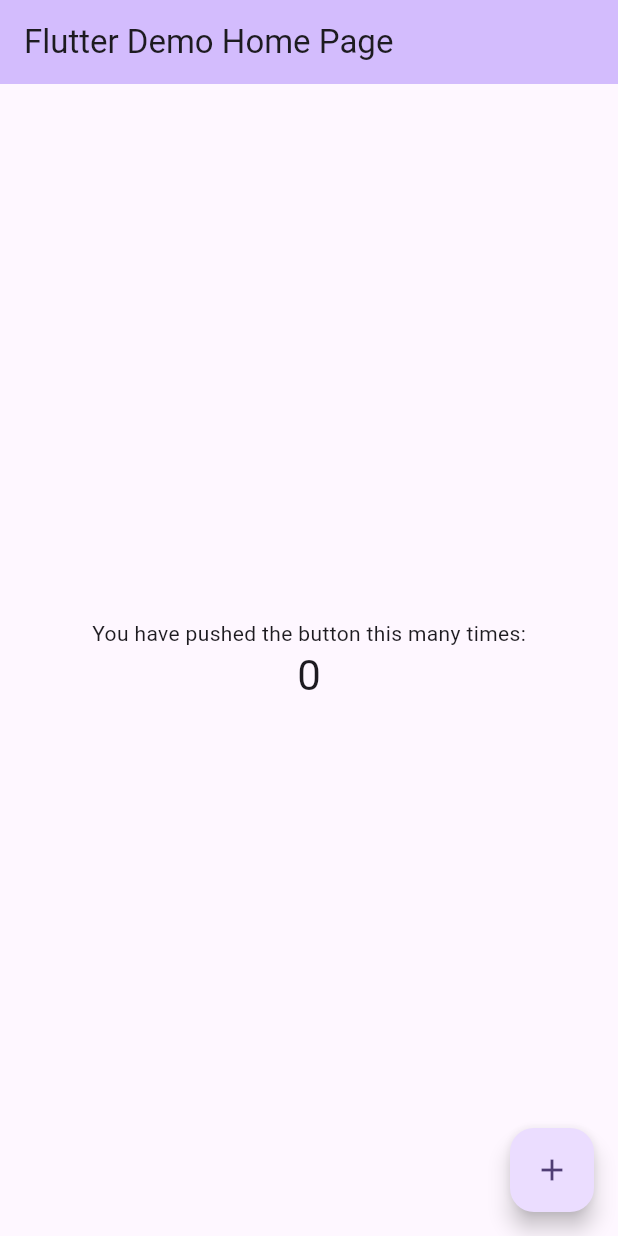
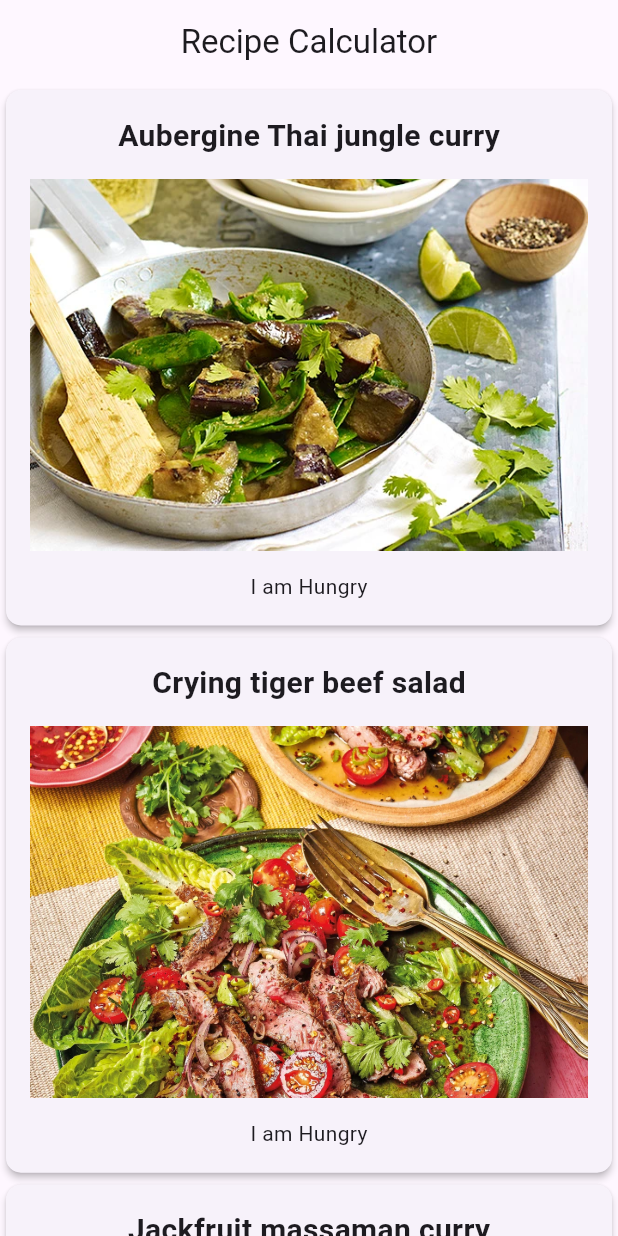
Before and after one commit to ssminicoper-max/recipe, a Flutter app: the screen it shows after launch, on a phone screen of 412 x 824 dp. Run offline on Flutter 3.47's test engine with Material 3 defaults, Android fonts, the phone set to English and light mode, and no system bars; Roboto replaces fonts that are missing (Palatino).

Commit message:
Update listview

```diff
--- /dev/null
+++ b/lib/Model/recipe.dart
@@ -0,0 +1,15 @@
+class Recipe {
+  String imgLabel;
+  String imgUrl;
+  String description;
+
+  Recipe(this.imgLabel, this.imgUrl, this.description);
+
+  static List<Recipe> samples = [
+    Recipe('Aubergine Thai jungle curry', 'assets/images/aubergine.jpg','This aubergine Thai jungle curry is low-calorie and ready in just 20 minutes, making a great, satisfying option for midweek.'),
+    Recipe('Crying tiger beef salad', 'assets/images/crying_tiger.jpg', 'Enjoy the bold, spicy and tangy flavours of crying tiger beef salad, a Thai special-occasion dish. Tender grilled sirloin sits on crisp lettuce, dressed with a zesty lime and chilli sauce.'),
+    Recipe('Jackfruit massaman curry', 'assets/images/jackfruit.jpg', 'A tin of jackfruit (which you can pick up at almost any supermarket) is the magic ingredient in this vegan massaman curry, served with salted peanuts.'),
+    Recipe('Larb muang (Thai chopped pork salad)', 'assets/images/larb.jpg', 'Experience bold Thai flavours with Larb Muang, a vibrant chopped pork salad bursting with garlic, crispy shallots and spiced chillies. Perfect for sharing, this easy dish is served hot with sticky rice or lettuce cups.'),
+    Recipe('Pad Thai', 'assets/images/pad_thai.jpg', 'Put juicy king prawns to work in our version of this classic Thai dish, full of vibrant flavours and ready in half an hour.'),
+  ];
+}
--- a/lib/main.dart
+++ b/lib/main.dart
@@ -1,37 +1,24 @@
 import 'package:flutter/material.dart';
+import 'package:recipe/Model/recipe.dart';
+import 'recipe detail.dart';
 
 void main() {
-  runApp(const RecipeApp());
+  runApp(const RecipesApp());
 }
 
-class RecipeApp extends StatelessWidget {
-  const RecipeApp({super.key});
+class RecipesApp extends StatelessWidget {
+  const RecipesApp({super.key});
 
   // This widget is the root of your application.
   @override
   Widget build(BuildContext context) {
     return MaterialApp(
-      title: 'Flutter Demo',
       theme: ThemeData(
-        // This is the theme of your application.
-        //
-        // TRY THIS: Try running your application with "flutter run". You'll see
-        // the application has a purple toolbar. Then, without quitting the app,
-        // try changing the seedColor in the colorScheme below to Colors.green
-        // and then invoke "hot reload" (save your changes or press the "hot
-        // reload" button in a Flutter-supported IDE, or press "r" if you used
-        // the command line to start the app).
-        //
-        // Notice that the counter didn't reset back to zero; the application
-        // state is not lost during the reload. To reset the state, use hot
-        // restart instead.
-        //
-        // This works for code too, not just values: Most code changes can be
-        // tested with just a hot reload.
-        colorScheme: ColorScheme.fromSeed(seedColor: Colors.deepPurple),
-        useMaterial3: true,
+        appBarTheme: const AppBarTheme(
+          centerTitle: true,
+        ),
       ),
-      home: const MyHomePage(title: 'Flutter Demo Home Page'),
+      home: const MyHomePage(title: 'Recipe Calculator'),
     );
   }
 }
@@ -57,69 +44,58 @@ class MyHomePage extends StatefulWidget {
 class _MyHomePageState extends State<MyHomePage> {
   int _counter = 0;
 
-  void _incrementCounter() {
-    setState(() {
-      // This call to setState tells the Flutter framework that something has
-      // changed in this State, which causes it to rerun the build method below
-      // so that the display can reflect the updated values. If we changed
-      // _counter without calling setState(), then the build method would not be
-      // called again, and so nothing would appear to happen.
-      _counter++;
-    });
+  @override
+  Widget build(BuildContext context) {
+    return Scaffold(
+      appBar: AppBar(title: Text(widget.title)),
+      body: SafeArea(
+          child: Container(
+        child: ListView.builder(
+          itemBuilder: (BuildContext context, int index) {
+            return GestureDetector(
+              onTap: () {
+                print('You tapped on ${Recipe.samples[index].imgLabel}');
+                Navigator.push(
+                  context,
+                  MaterialPageRoute(builder: (context) {
+                    return RecipeDetail(recipe: Recipe.samples[index],);
+                  }),
+                );
+              },
+              child: buildRecipeCard(Recipe.samples[index]),
+            );
+          },
+          itemCount: Recipe.samples.length,
+        ),
+      )),
+    );
   }
 
-  @override
-  Widget build(BuildContext context) {
-    // This method is rerun every time setState is called, for instance as done
-    // by the _incrementCounter method above.
-    //
-    // The Flutter framework has been optimized to make rerunning build methods
-    // fast, so that you can just rebuild anything that needs updating rather
-    // than having to individually change instances of widgets.
-    return Scaffold(
-      appBar: AppBar(
-        // TRY THIS: Try changing the color here to a specific color (to
-        // Colors.amber, perhaps?) and trigger a hot reload to see the AppBar
-        // change color while the other colors stay the same.
-        backgroundColor: Theme.of(context).colorScheme.inversePrimary,
-        // Here we take the value from the MyHomePage object that was created by
-        // the App.build method, and use it to set our appbar title.
-        title: Text(widget.title),
+  Widget buildRecipeCard(Recipe recipe) {
+    return Card(
+      elevation: 2.0,
+      shape: RoundedRectangleBorder(
+        borderRadius: BorderRadius.circular(10.0),
       ),
-      body: Center(
-        // Center is a layout widget. It takes a single child and positions it
-        // in the middle of the parent.
+      child: Padding(
+        padding: const EdgeInsets.all(16.0),
         child: Column(
-          // Column is also a layout widget. It takes a list of children and
-          // arranges them vertically. By default, it sizes itself to fit its
-          // children horizontally, and tries to be as tall as its parent.
-          //
-          // Column has various properties to control how it sizes itself and
-          // how it positions its children. Here we use mainAxisAlignment to
-          // center the children vertically; the main axis here is the vertical
-          // axis because Columns are vertical (the cross axis would be
-          // horizontal).
-          //
-          // TRY THIS: Invoke "debug painting" (choose the "Toggle Debug Paint"
-          // action in the IDE, or press "p" in the console), to see the
-          // wireframe for each widget.
-          mainAxisAlignment: MainAxisAlignment.center,
           children: <Widget>[
-            const Text(
-              'You have pushed the button this many times:',
+            Text(
+              recipe.imgLabel,
+              style: const TextStyle(
+                fontSize: 20,
+                fontWeight: FontWeight.bold,
+                fontFamily: 'Palatino',
+              ),
             ),
-            Text(
-              '$_counter',
-              style: Theme.of(context).textTheme.headlineMedium,
-            ),
+            const SizedBox(height: 14.0),
+            Image(image: AssetImage(recipe.imgUrl)),
+            const SizedBox(height: 14.0),
+            Text('I am Hungry')
           ],
         ),
       ),
-      floatingActionButton: FloatingActionButton(
-        onPressed: _incrementCounter,
-        tooltip: 'Increment',
-        child: const Icon(Icons.add),
-      ), // This trailing comma makes auto-formatting nicer for build methods.
     );
   }
 }
--- /dev/null
+++ b/lib/recipe detail.dart
@@ -0,0 +1,35 @@
+import 'package:flutter/material.dart';
+import 'Model/recipe.dart';
+
+class RecipeDetail extends StatelessWidget {
+  final Recipe recipe;
+
+  const RecipeDetail({super.key, required this.recipe});
+
+  @override
+  Widget build(BuildContext context) { {
+    return Scaffold(
+      appBar: AppBar(
+        title: Text("Recipe Detail"),
+      ),
+      body: Center(
+        child: Column(
+          children: [
+            Image.asset(recipe.imgUrl),
+            SizedBox(height: 16),
+            Text(
+              recipe.imgLabel,
+              style: TextStyle(fontSize: 24, fontWeight: FontWeight.bold),
+
+            ),
+            Text(
+              recipe.description,
+              style: TextStyle(fontSize: 16),
+            ),
+          ],
+        ),
+      ),
+    );
+  }
+}
+}
--- a/pubspec.yaml
+++ b/pubspec.yaml
@@ -88,3 +88,5 @@ flutter:
   #
   # For details regarding fonts from package dependencies,
   # see https://flutter.dev/to/font-from-package
+  assets:
+    - assets/images/
```
Also changed, not shown: assets/images/aubergine.jpg (added), assets/images/crying_tiger.jpg (added), assets/images/jackfruit.jpg (added), assets/images/larb.jpg (added), assets/images/pad_thai.jpg (added), 1 other file.
